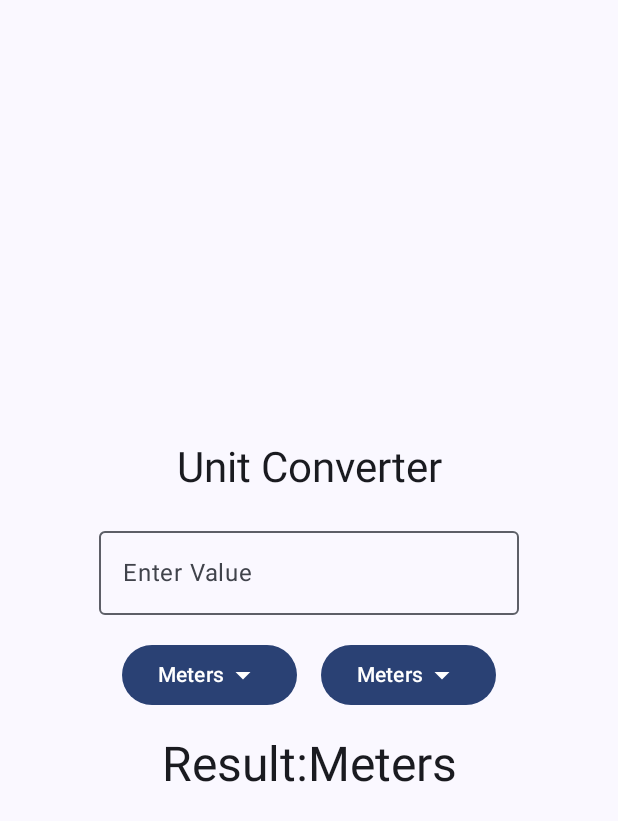
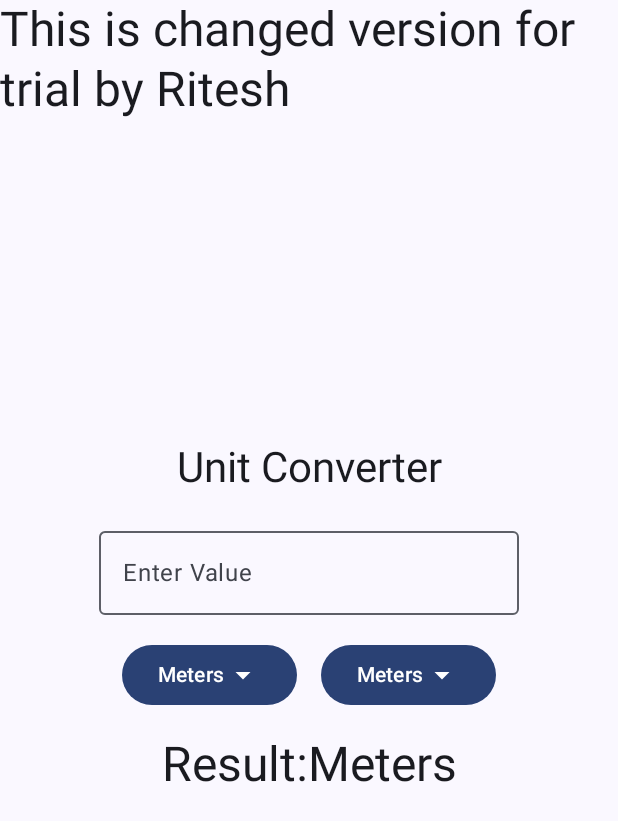
Before and after one commit to kunalssccglpinnacle/unit-convertor, an Android app built with Jetpack Compose: the screen it shows after launch (MainActivity), on a phone screen of 412 x 824 dp. Shown: the top 821 px of the screen. Run offline under Robolectric (Android 15) with nearby library versions, the phone set to English and light mode, and no system bars.

Commit message:
This is amended version by Ritesh...

```diff
--- a/app/src/main/java/eu/tutorials/unitconverter/MainActivity.kt
+++ b/app/src/main/java/eu/tutorials/unitconverter/MainActivity.kt
@@ -237,6 +237,9 @@ fun convertUnit(){
 
         Text(text = "Result:$outputValue$outputUnit", style = MaterialTheme.typography.headlineLarge)
 }
+    Spacer(modifier = Modifier.heightIn(16.dp))
+
+    Text(text = "This is changed version for trial by Ritesh", style = MaterialTheme.typography.headlineLarge)
 
 }
 
```
